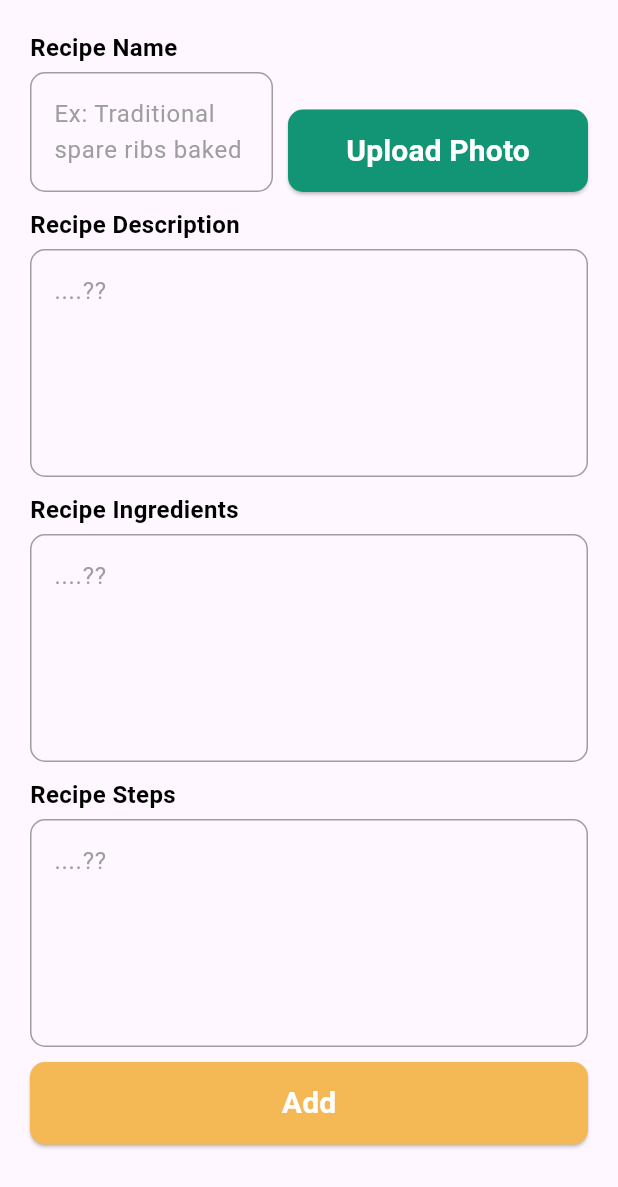
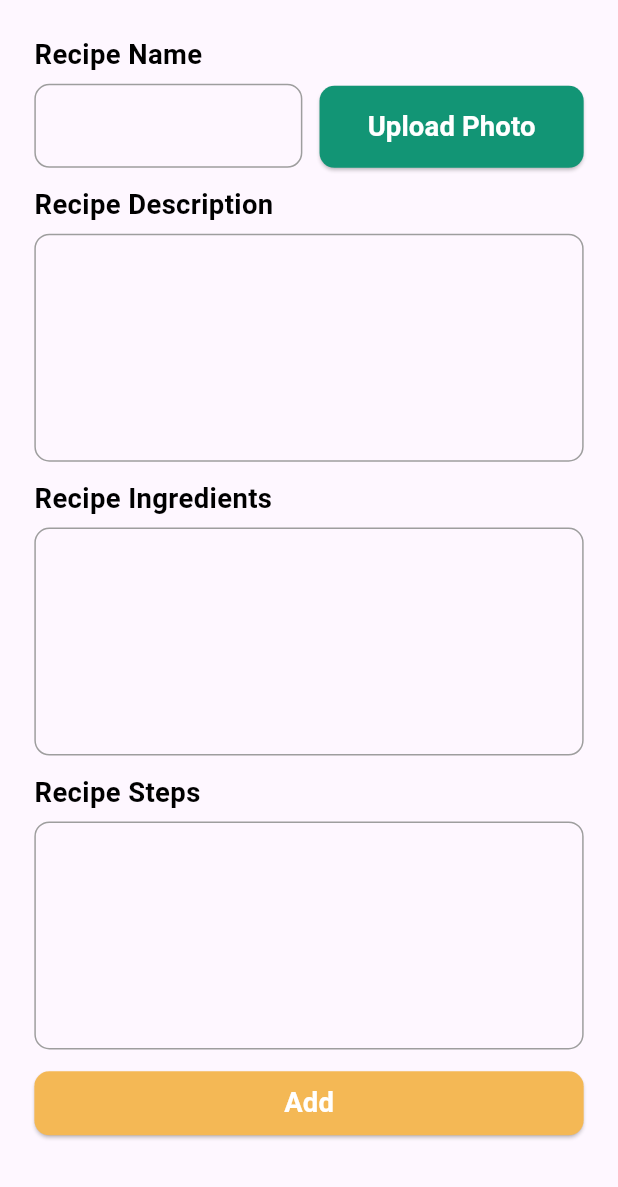
Before and after one commit to hannaabdou/Recipe-Book-App, a Flutter app: the AddRecipeBottomSheet widget shown alone on an empty page, opened directly, on a phone screen of 412 x 824 dp. Shown: the top 1187 px of the screen. Run offline on Flutter 3.47's test engine with Material 3 defaults, Android fonts, the light colour scheme and no system bars; our stand-ins replace flutter_screenutil, image_picker.

Commit message:
End Update 'Abdelsatar'

```diff
--- a/lib/widgets/AddRecipeBottomSheet.dart
+++ b/lib/widgets/AddRecipeBottomSheet.dart
@@ -1,17 +1,17 @@
 import 'package:flutter/material.dart';
+import 'package:flutter_screenutil/flutter_screenutil.dart';
 import 'package:recipe_book_app/widgets/CustomButton.dart';
 import 'package:recipe_book_app/widgets/CustomTextField.dart';
-
-import 'UploadPhotoFunction.dart';
+import '../utils/UploadPhotoFunction.dart';
 
 class AddRecipeBottomSheet extends StatelessWidget {
   @override
   Widget build(BuildContext context) {
     return Padding(
       padding: EdgeInsets.only(
-        left: 20,
-        right: 20,
-        top: 20,
+        left: 20.w,
+        right: 20.w,
+        top: 20.h,
         // bottom: 20,
         bottom: MediaQuery.of(context).viewInsets.bottom,
       ),
@@ -27,10 +27,9 @@ class AddRecipeBottomSheet extends StatelessWidget {
                   label: 'Recipe Name',
                   labelColor: Colors.black,
                   labelFontWeight: FontWeight.bold,
-                  hintText: 'Ex: Traditional spare ribs baked',
                 ),
               ),
-              SizedBox(width: 10),
+              SizedBox(width: 10.w),
               CustomButton(
                 onPressed: () async {
                   final image =
@@ -40,43 +39,37 @@ class AddRecipeBottomSheet extends StatelessWidget {
                   }
                 },
                 title: 'Upload Photo',
+                verticalSize: 12,
                 titleColor: Colors.white,
-                titleSize: 20,
-                height: 55,
               ),
             ],
           ),
-          SizedBox(height: 10),
+          SizedBox(height: 10.h),
           CustomTextField(
             label: 'Recipe Description',
             labelColor: Colors.black,
             labelFontWeight: FontWeight.bold,
-            hintText: '....??',
             maxLines: 5,
           ),
-          SizedBox(height: 10),
+          SizedBox(height: 10.h),
           CustomTextField(
             label: 'Recipe Ingredients',
             labelColor: Colors.black,
             labelFontWeight: FontWeight.bold,
-            hintText: '....??',
             maxLines: 5,
           ),
-          SizedBox(height: 10),
+          SizedBox(height: 10.h),
           CustomTextField(
             label: 'Recipe Steps',
             labelColor: Colors.black,
             labelFontWeight: FontWeight.bold,
-            hintText: '....??',
             maxLines: 5,
           ),
-          SizedBox(height: 10),
+          SizedBox(height: 10.h),
           CustomButton(
             onPressed: () {},
             title: 'Add',
             titleColor: Colors.white,
-            titleSize: 20,
-            height: 55,
             buttonColor: Color(0xFFF4B855),
           ),
         ],
--- a/lib/widgets/CustomButton.dart
+++ b/lib/widgets/CustomButton.dart
@@ -1,47 +1,30 @@
 import 'package:flutter/material.dart';
+import 'package:flutter_screenutil/flutter_screenutil.dart';
 import '../utils/colors.dart';
-import 'CustomIconTextRow.dart';
 
 class CustomButton extends StatelessWidget {
   final String title;
+  final Color? titleColor;
   final double? titleSize;
-  final FontWeight titleWeight;
-  final Color? titleColor;
-  final IconData? rightIcon;
-  final IconData? leftIcon;
-  final double? rightIconSize;
-  final double? leftIconSize;
-  final Color? rightIconColor;
-  final Color? leftIconColor;
-  final double width;
-  final double height;
+  final double? horizontalSize;
+  final double? verticalSize;
   final VoidCallback onPressed;
   final Color buttonColor;
 
   const CustomButton({
     Key? key,
     required this.title,
-    this.titleSize,
-    this.titleWeight = FontWeight.bold,
     this.titleColor,
-    this.rightIcon,
-    this.leftIcon,
-    this.rightIconSize,
-    this.leftIconSize,
-    this.width = 200,
-    this.height = 50,
     required this.onPressed,
-    this.rightIconColor,
-    this.leftIconColor,
     this.buttonColor = AppColors.primaryColor,
+    this.horizontalSize = 7,
+    this.titleSize = 16,
+    this.verticalSize = 7,
   }) : super(key: key);
 
   @override
   Widget build(BuildContext context) {
-    return SizedBox(
-      width: width,
-      height: height,
-      child: ElevatedButton(
+    return ElevatedButton(
       onPressed: onPressed,
       style: ElevatedButton.styleFrom(
         backgroundColor: buttonColor, // استخدام اللون من الـ Theme
@@ -49,17 +32,18 @@ class CustomButton extends StatelessWidget {
           borderRadius: BorderRadius.circular(10), // الزوايا المستديرة
         ),
       ),
-        child: CustomIconTextRow(
-          title: title,
-          titleSize: titleSize,
-          titleWeight: titleWeight,
-          titleColor: titleColor,
-          rightIcon: rightIcon,
-          rightIconSize: rightIconSize,
-          rightIconColor: rightIconColor,
-          leftIcon: leftIcon,
-          leftIconSize: leftIconSize,
-          leftIconColor: leftIconColor,
+      child: Padding(
+        padding: EdgeInsets.symmetric(
+          vertical: verticalSize!.h,
+          horizontal: horizontalSize!.w,
+        ),
+        child: Text(
+          title,
+          style: TextStyle(
+            fontSize: titleSize!.sp,
+            fontWeight: FontWeight.bold,
+            color: titleColor,
+          ),
         ),
       ),
     );
--- a/lib/widgets/CustomIconTextRow.dart
+++ b/lib/widgets/CustomIconTextRow.dart
@@ -1,10 +1,11 @@
 import 'package:flutter/material.dart';
+import 'package:flutter_screenutil/flutter_screenutil.dart';
 
 class CustomIconTextRow extends StatelessWidget {
   final String title;
   final double? titleSize;
+  final Color? titleColor;
   final FontWeight titleWeight;
-  final Color? titleColor;
   final IconData? rightIcon;
   final IconData? leftIcon;
   final double? rightIconSize;
@@ -36,7 +37,7 @@ class CustomIconTextRow extends StatelessWidget {
             leftIcon,
             color: leftIconColor ?? Colors.black,
             // تعيين لون افتراضي إذا لم يتم تحديده
-            size: leftIconSize ?? 24, // تعيين حجم افتراضي
+            size: leftIconSize ?? 24.r, // تعيين حجم افتراضي
           ),
           const SizedBox(width: 5),
         ],
@@ -44,7 +45,7 @@ class CustomIconTextRow extends StatelessWidget {
           title,
           style: TextStyle(
             color: titleColor ?? Colors.black, // تعيين لون افتراضي
-            fontSize: titleSize ?? 16, // تعيين حجم افتراضي
+            fontSize: titleSize ?? 16.sp, // تعيين حجم افتراضي
             fontWeight: titleWeight,
           ),
         ),
@@ -53,7 +54,7 @@ class CustomIconTextRow extends StatelessWidget {
           Icon(
             rightIcon,
             color: rightIconColor ?? Colors.black, // تعيين لون افتراضي
-            size: rightIconSize ?? 24, // تعيين حجم افتراضي
+            size: rightIconSize ?? 24.r, // تعيين حجم افتراضي
           ),
         ],
       ],
--- a/lib/widgets/CustomTextField.dart
+++ b/lib/widgets/CustomTextField.dart
@@ -1,7 +1,6 @@
 import 'package:flutter/material.dart';
+import 'package:flutter_screenutil/flutter_screenutil.dart';
 import 'package:recipe_book_app/utils/colors.dart';
-
-import '../utils/validators.dart';
 
 class CustomTextField extends StatelessWidget {
   final String label;
@@ -32,11 +31,11 @@ class CustomTextField extends StatelessWidget {
           label,
           style: TextStyle(
             color: labelColor,
-            fontSize: 16,
+            fontSize: 16.sp,
             fontWeight: labelFontWeight,
           ),
         ),
-        const SizedBox(height: 5), // مسافة بين النص والحقل
+        SizedBox(height: 5.h), // مسافة بين النص والحقل
         TextField(
           cursorColor: AppColors.primaryColor,
           controller: controller,
@@ -62,7 +61,6 @@ class CustomTextField extends StatelessWidget {
                 width: 2.5,
               ),
             ),
-
           ),
         ),
       ],
--- a/pubspec.yaml
+++ b/pubspec.yaml
@@ -37,6 +37,7 @@ dependencies:
   # The following adds the Cupertino Icons font to your application.
   # Use with the CupertinoIcons class for iOS style icons.
   cupertino_icons: ^1.0.8
+  flutter_screenutil: ^5.9.3
 
 dev_dependencies:
   flutter_test:
```
Also changed, not shown: lib/main.dart (+11 -3 lines), lib/screens/HomePage.dart (+22 -9 lines), lib/screens/RecipeDetailsScreen.dart (+8 -0 lines), lib/widgets/CustomFilter.dart (+7 -6 lines), lib/widgets/CustomIngridentCard.dart (+7 -9 lines), lib/widgets/CustomRecipeCard.dart (+57 -40 lines), lib/widgets/CustomStepCard.dart (+6 -5 lines), pubspec.lock. Lines whose indentation alone changed are shown as unchanged.
